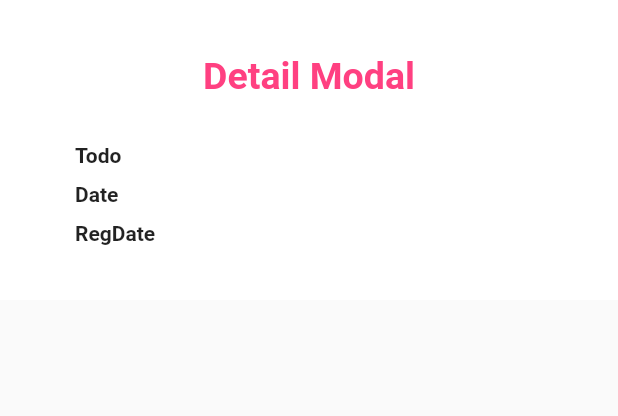
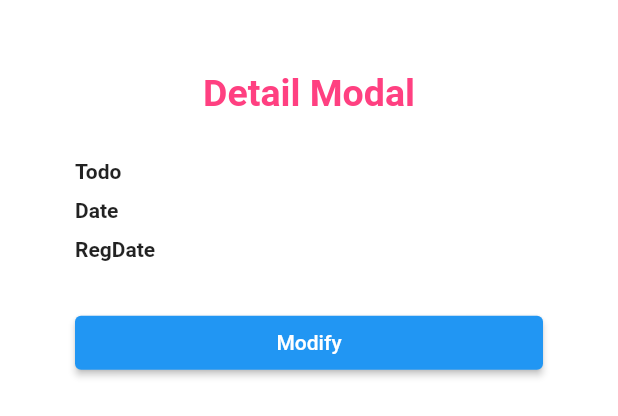
Before and after one commit to GangOn0215/flutter-simple-todo, a Flutter app: the TodoDetailModalWidget widget shown alone on an empty page, opened directly with empty values, on a phone screen of 412 x 824 dp. Shown: the top 416 px of the screen. Run offline on Flutter 3.47's test engine with Material 2 defaults, Android fonts, the phone set to English and light mode, and no system bars; our stand-ins replace shared_preferences; accounts and stored records are empty.

Commit message:
#2.2.1 Modify todo_model, Modify DateTime, Create Modify Button
1. todo model에 content, updateDate 추가
2. datetime 한국시간대로 설정
3. detail bottom modal 열었을때 modfiy 버튼 추가

```diff
--- a/lib/models/todo_model.dart
+++ b/lib/models/todo_model.dart
@@ -2,7 +2,10 @@ class TodoModel {
   final String id;
   final String date; // 임의로 지정된 날짜
   final String todo;
+  late String content; // 상세 정보
   final String regDate; // todo를 만든 날짜
+  late String updateDate; // todo 수정 날짜
+
   bool checked;
 
   TodoModel({
@@ -18,15 +21,19 @@ class TodoModel {
         date = json['date'],
         todo = json['todo'],
         regDate = json['regDate'],
-        checked = json['checked'];
+        checked = json['checked'],
+        content = json['content'],
+        updateDate = json['updateDaste'];
 
   Map<String, dynamic> toJson() {
     return {
       'id': id,
       'date': date,
       'todo': todo,
+      'content': content,
+      'checked': checked,
       'regDate': regDate,
-      'checked': checked,
+      'updateDate': updateDate,
     };
   }
 }
--- a/lib/utils/common.dart
+++ b/lib/utils/common.dart
@@ -1,7 +1,7 @@
 import 'package:intl/intl.dart';
 
 DateTime getUtcKrDateTime() {
-  return DateTime.now().toUtc();
+  return DateTime.now().toUtc().add(const Duration(hours: 9));
 }
 
 String getCurrentDateTime() {
--- a/lib/widgets/todo_detail_modal_widget.dart
+++ b/lib/widgets/todo_detail_modal_widget.dart
@@ -12,7 +12,7 @@ class TodoDetailModalWidget extends StatelessWidget {
   @override
   Widget build(BuildContext context) {
     return Container(
-      height: 200,
+      height: 300,
       padding: const EdgeInsets.symmetric(
         vertical: 20,
         horizontal: 50,
@@ -93,6 +93,22 @@ class TodoDetailModalWidget extends StatelessWidget {
               )
             ],
           ),
+          const SizedBox(
+            height: 30,
+          ),
+          Row(
+            children: [
+              SizedBox(
+                width: (MediaQuery.of(context).size.width * 1) - 100,
+                child: ElevatedButton(
+                  onPressed: () {},
+                  child: const Text(
+                    'Modify',
+                  ),
+                ),
+              )
+            ],
+          )
         ],
       ),
     );
```
